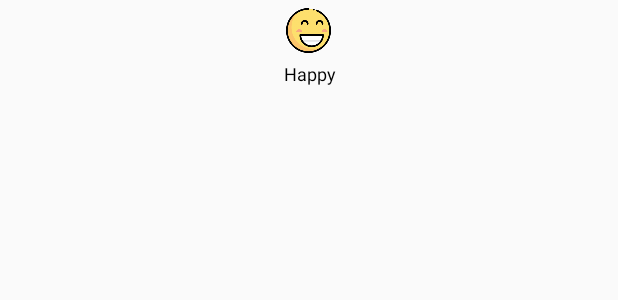
After one commit to cyunyii/Mood-Diary, an Android app: the layout record_gridview.xml on its own in the app's theme, with its tools: preview values and no code run, on a phone screen of 412 x 824 dp. The commit adds this screen. Shown: the top 300 px of the screen. Run offline under Robolectric (Android 15) with nearby library versions, the phone set to English and light mode, and no system bars.

Commit message:
1.Add DBHelper.java Create table to store MoodType data. insert data.
2.Add DBManager.java
interact with database, init and select.

3.remove Record_fragment. Add gridview in RecordActivity, use GridViewAdapter to load data.

```diff
--- a/app/src/main/AndroidManifest.xml
+++ b/app/src/main/AndroidManifest.xml
@@ -4,6 +4,7 @@
     package="com.IN6222.myapplication">
 
     <application
+        android:name=".diaryApp"
         android:allowBackup="true"
         android:dataExtractionRules="@xml/data_extraction_rules"
         android:fullBackupContent="@xml/backup_rules"
--- /dev/null
+++ b/app/src/main/res/layout/record_gridview.xml
@@ -0,0 +1,24 @@
+<?xml version="1.0" encoding="utf-8"?>
+<LinearLayout xmlns:android="http://schemas.android.com/apk/res/android"
+    android:layout_width="match_parent"
+    android:layout_height="wrap_content"
+    android:orientation="vertical"
+    android:padding="5dp">
+
+    <ImageView
+        android:id="@+id/record_gv_img"
+        android:layout_width="30dp"
+        android:layout_height="30dp"
+        android:layout_gravity="center"
+        android:src="@mipmap/happy"></ImageView>
+    <TextView
+        android:id="@+id/record_gv_text"
+        android:layout_width="match_parent"
+        android:layout_height="wrap_content"
+        android:text="Happy"
+        android:layout_marginTop="5dp"
+        android:textSize="12sp"
+        android:textColor="@color/black"
+        android:gravity="center"></TextView>
+
+</LinearLayout>
```
Also changed, not shown: app/src/main/java/com/IN6222/myapplication/MainActivity.java (+4 -4 lines), app/src/main/java/com/IN6222/myapplication/RecordActivity.java (+34 -0 lines), app/src/main/java/com/IN6222/myapplication/RecordPage/GridViewAdapter.java (added, +61 -0 lines), app/src/main/java/com/IN6222/myapplication/RecordPage/RecordingFragment.java (+30 -1 lines), app/src/main/java/com/IN6222/myapplication/db/DBHelper.java (added, +57 -0 lines), app/src/main/java/com/IN6222/myapplication/db/DBManager.java (added, +41 -0 lines), app/src/main/java/com/IN6222/myapplication/db/MoodType.java (added, +43 -0 lines), app/src/main/java/com/IN6222/myapplication/diaryApp.java (added, +13 -0 lines), app/src/main/res/layout/activity_record.xml (+6 -7 lines), app/src/main/res/mipmap-mdpi/back.png (added).
